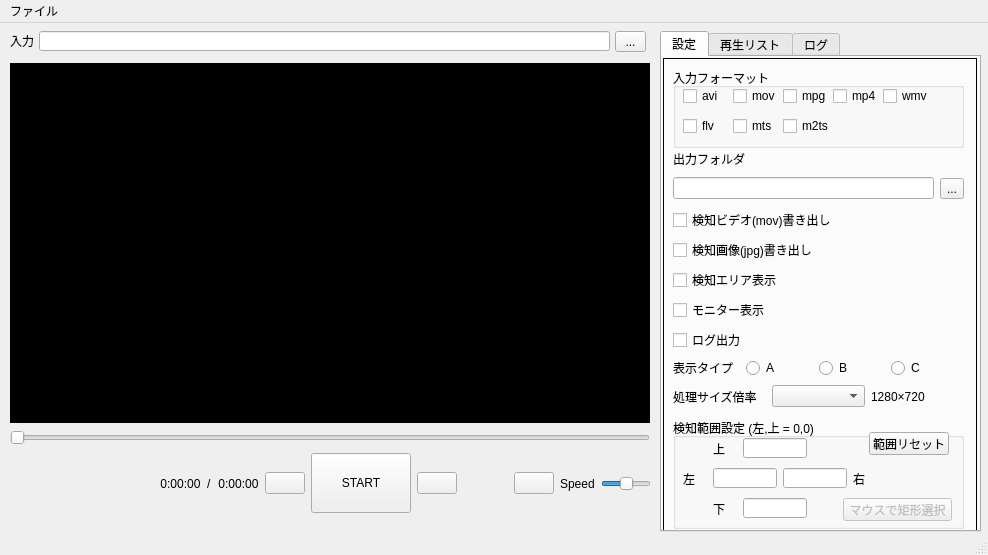
Qt form video_detectUI.ui (tmizu23/video_detect) before a commit.
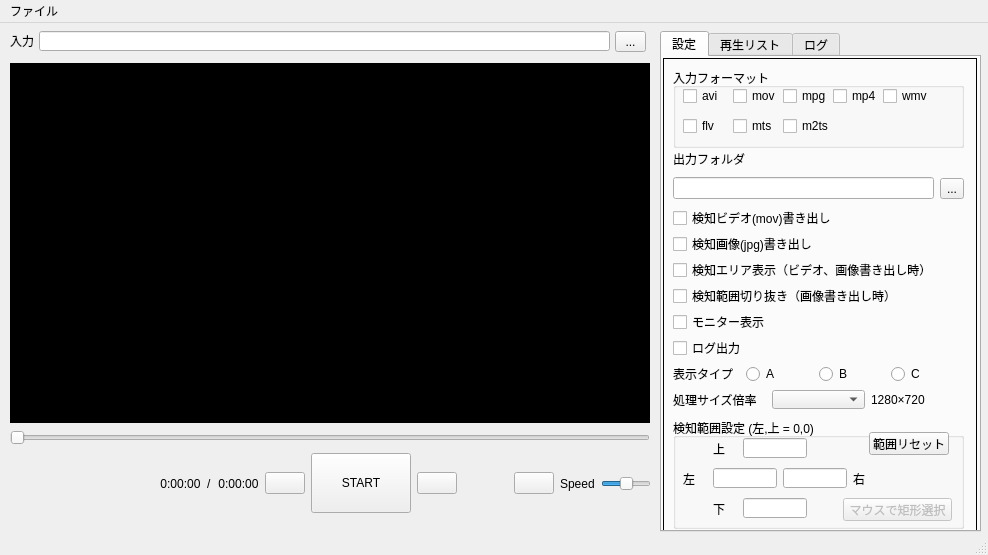
The same form after that commit. Icons and pictures are not drawn.

```diff
--- a/video_detectUI.ui
+++ b/video_detectUI.ui
@@ -90,7 +90,14 @@
         <item>
          <widget class="QCheckBox" name="bounding_checkBox">
           <property name="text">
-           <string>検知エリア表示</string>
+           <string>検知エリア表示（ビデオ、画像書き出し時）</string>
+          </property>
+         </widget>
+        </item>
+        <item>
+         <widget class="QCheckBox" name="crop_checkBox">
+          <property name="text">
+           <string>検知範囲切り抜き（画像書き出し時）</string>
           </property>
          </widget>
         </item>
```
